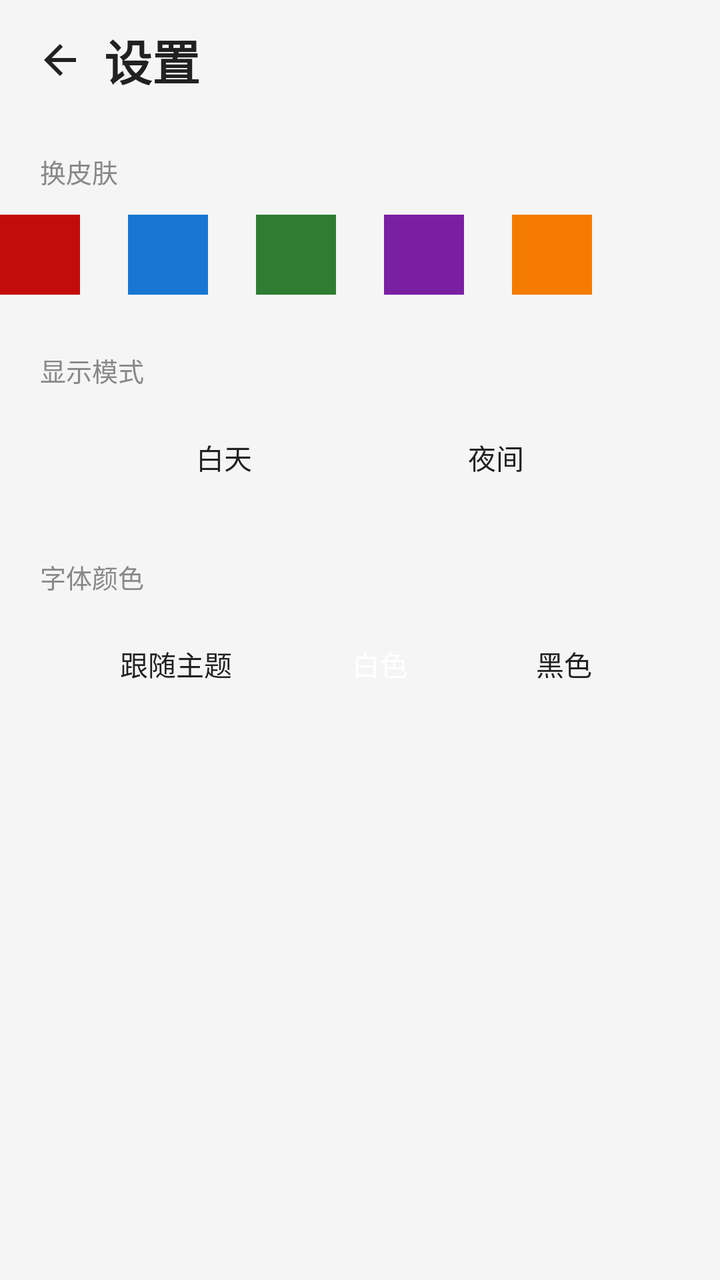
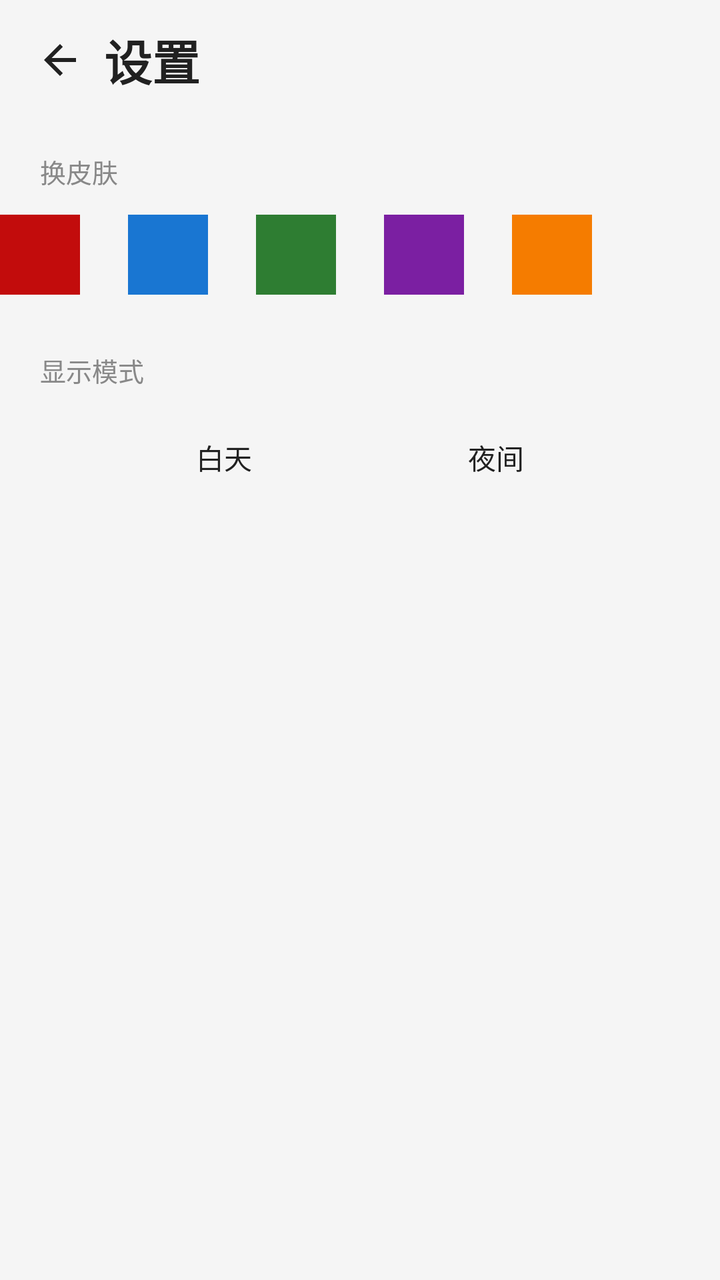

Before-and-after screenshots of an Android layout around one commit, followed by the original layout XML and the change that was made.
<!-- AndroidManifest.xml: application theme Theme.RedMusic -->
<!-- res/layout/fragment_settings.xml -->
<?xml version="1.0" encoding="utf-8"?>
<LinearLayout xmlns:android="http://schemas.android.com/apk/res/android"
    android:layout_width="match_parent"
    android:layout_height="match_parent"
    android:orientation="vertical">

    <LinearLayout
        android:layout_width="match_parent"
        android:layout_height="wrap_content"
        android:gravity="center_vertical"
        android:orientation="horizontal"
        android:paddingStart="8dp"
        android:paddingTop="8dp"
        android:paddingEnd="16dp">

        <ImageButton
            android:id="@+id/settings_back"
            android:layout_width="44dp"
            android:layout_height="44dp"
            android:background="@android:color/transparent"
            android:contentDescription="返回"
            android:src="@drawable/ic_arrow_back" />

        <TextView
            android:layout_width="wrap_content"
            android:layout_height="wrap_content"
            android:text="设置"
            android:textColor="@color/text_primary"
            android:textSize="24sp"
            android:textStyle="bold" />
    </LinearLayout>

    
    <TextView
        android:layout_width="wrap_content"
        android:layout_height="wrap_content"
        android:layout_marginStart="20dp"
        android:layout_marginTop="24dp"
        android:text="换皮肤"
        android:textColor="@color/text_secondary"
        android:textSize="13sp" />

    <LinearLayout
        android:id="@+id/skin_row"
        android:layout_width="match_parent"
        android:layout_height="wrap_content"
        android:layout_marginTop="12dp"
        android:gravity="center"
        android:orientation="horizontal">

        <View android:id="@+id/skin_0" android:layout_width="40dp" android:layout_height="40dp"
            android:layout_marginHorizontal="12dp" android:background="#C20C0C" />
        <View android:id="@+id/skin_1" android:layout_width="40dp" android:layout_height="40dp"
            android:layout_marginHorizontal="12dp" android:background="#1976D2" />
        <View android:id="@+id/skin_2" android:layout_width="40dp" android:layout_height="40dp"
            android:layout_marginHorizontal="12dp" android:background="#2E7D32" />
        <View android:id="@+id/skin_3" android:layout_width="40dp" android:layout_height="40dp"
            android:layout_marginHorizontal="12dp" android:background="#7B1FA2" />
        <View android:id="@+id/skin_4" android:layout_width="40dp" android:layout_height="40dp"
            android:layout_marginHorizontal="12dp" android:background="#F57C00" />
        <View android:id="@+id/skin_5" android:layout_width="40dp" android:layout_height="40dp"
            android:layout_marginHorizontal="12dp" android:background="@android:color/transparent" />
    </LinearLayout>

    
    <TextView
        android:layout_width="wrap_content"
        android:layout_height="wrap_content"
        android:layout_marginStart="20dp"
        android:layout_marginTop="28dp"
        android:text="显示模式"
        android:textColor="@color/text_secondary"
        android:textSize="13sp" />

    <LinearLayout
        android:layout_width="match_parent"
        android:layout_height="wrap_content"
        android:layout_marginTop="12dp"
        android:gravity="center"
        android:orientation="horizontal">

        <TextView
            android:id="@+id/mode_day"
            android:layout_width="120dp"
            android:layout_height="44dp"
            android:layout_marginHorizontal="8dp"
            android:gravity="center"
            android:text="白天"
            android:textColor="@color/text_primary"
            android:textSize="14sp" />

        <TextView
            android:id="@+id/mode_night"
            android:layout_width="120dp"
            android:layout_height="44dp"
            android:layout_marginHorizontal="8dp"
            android:gravity="center"
            android:text="夜间"
            android:textColor="@color/text_primary"
            android:textSize="14sp" />
    </LinearLayout>

    
    <TextView
        android:layout_width="wrap_content"
        android:layout_height="wrap_content"
        android:layout_marginStart="20dp"
        android:layout_marginTop="28dp"
        android:text="字体颜色"
        android:textColor="@color/text_secondary"
        android:textSize="13sp" />

    <LinearLayout
        android:layout_width="match_parent"
        android:layout_height="wrap_content"
        android:layout_marginTop="12dp"
        android:gravity="center"
        android:orientation="horizontal">

        <TextView
            android:id="@+id/font_auto"
            android:layout_width="100dp"
            android:layout_height="44dp"
            android:layout_marginHorizontal="6dp"
            android:gravity="center"
            android:text="跟随主题"
            android:textColor="@color/text_primary"
            android:textSize="14sp" />

        <TextView
            android:id="@+id/font_white"
            android:layout_width="80dp"
            android:layout_height="44dp"
            android:layout_marginHorizontal="6dp"
            android:gravity="center"
            android:text="白色"
            android:textColor="#FFFFFF"
            android:textSize="14sp" />

        <TextView
            android:id="@+id/font_black"
            android:layout_width="80dp"
            android:layout_height="44dp"
            android:layout_marginHorizontal="6dp"
            android:gravity="center"
            android:text="黑色"
            android:textColor="#212121"
            android:textSize="14sp" />
    </LinearLayout>

</LinearLayout>
<!-- resources referenced by this layout -->
<resources>
  <color name="text_primary">#212121</color>
  <color name="text_secondary">#888888</color>
  <!-- drawable ic_arrow_back (drawable) -->
  <?xml version="1.0" encoding="utf-8"?>
  <vector xmlns:android="http://schemas.android.com/apk/res/android"
      android:width="24dp" android:height="24dp"
      android:viewportWidth="24" android:viewportHeight="24">
      <path android:fillColor="@color/text_primary" android:pathData="M20,11H7.83l5.59,-5.59L12,4l-8,8l8,8l1.41,-1.41L7.83,13H20v-2z" />
  </vector>
  <style name="Theme.RedMusic" parent="Theme.AppCompat.DayNight.NoActionBar">
          <item name="colorPrimary">@color/red</item>
          <item name="colorPrimaryDark">#8A0808</item>
          <item name="colorAccent">@color/red_light</item>
          <item name="android:windowBackground">@color/bg</item>
          <item name="android:statusBarColor">@color/bg</item>
          <item name="android:navigationBarColor">@color/bg</item>
          <item name="android:textColorPrimary">@color/text_primary</item>
      </style>
  <color name="red">#C20C0C</color>
  <color name="red_light">#FF6B6B</color>
  <color name="bg">#F5F5F5</color>
</resources>

<!-- the commit's change to res/layout/fragment_settings.xml (unified diff, before → after) -->
@@ -100,52 +100,4 @@
             android:textSize="14sp" />
     </LinearLayout>
 
-    
-    <TextView
-        android:layout_width="wrap_content"
-        android:layout_height="wrap_content"
-        android:layout_marginStart="20dp"
-        android:layout_marginTop="28dp"
-        android:text="字体颜色"
-        android:textColor="@color/text_secondary"
-        android:textSize="13sp" />
-
-    <LinearLayout
-        android:layout_width="match_parent"
-        android:layout_height="wrap_content"
-        android:layout_marginTop="12dp"
-        android:gravity="center"
-        android:orientation="horizontal">
-
-        <TextView
-            android:id="@+id/font_auto"
-            android:layout_width="100dp"
-            android:layout_height="44dp"
-            android:layout_marginHorizontal="6dp"
-            android:gravity="center"
-            android:text="跟随主题"
-            android:textColor="@color/text_primary"
-            android:textSize="14sp" />
-
-        <TextView
-            android:id="@+id/font_white"
-            android:layout_width="80dp"
-            android:layout_height="44dp"
-            android:layout_marginHorizontal="6dp"
-            android:gravity="center"
-            android:text="白色"
-            android:textColor="#FFFFFF"
-            android:textSize="14sp" />
-
-        <TextView
-            android:id="@+id/font_black"
-            android:layout_width="80dp"
-            android:layout_height="44dp"
-            android:layout_marginHorizontal="6dp"
-            android:gravity="center"
-            android:text="黑色"
-            android:textColor="#212121"
-            android:textSize="14sp" />
-    </LinearLayout>
-
 </LinearLayout>
